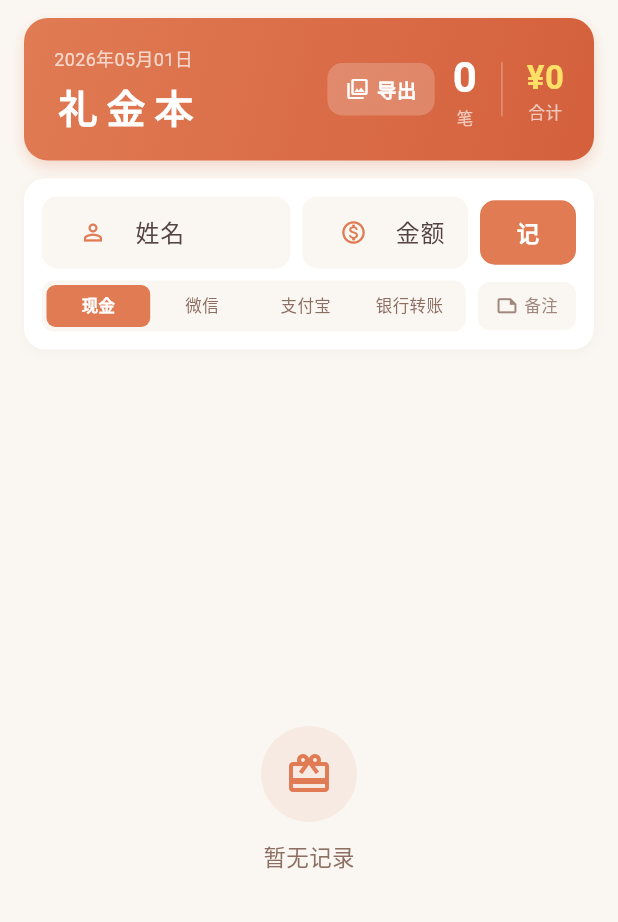
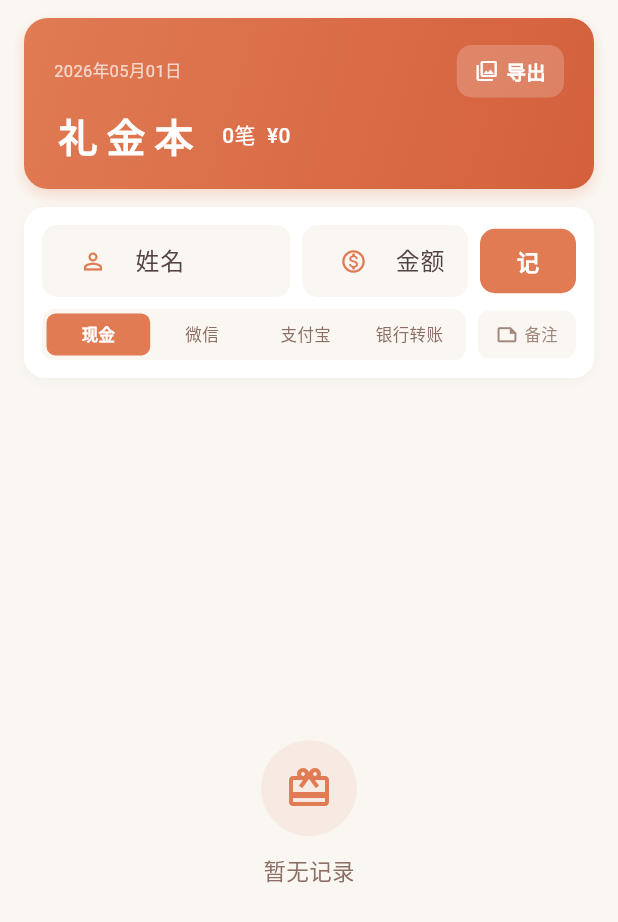
Before and after one commit to huise513/gift_record, a Flutter app: the screen it shows after launch, on a phone screen of 412 x 824 dp. Shown: the top 922 px of the screen. Run offline on Flutter 3.47's test engine with Material 3 defaults, Android fonts, the phone set to English and light mode, and no system bars; our stand-ins replace screenshot, share_plus, sqflite; accounts and stored records are empty; Roboto replaces fonts that are missing (Microsoft YaHei).

Commit message:
v1.8.0: 优化导出按钮位置避免换行，Header布局精简为日期+导出按钮和标题+统计两行

```diff
--- a/lib/screens/home_screen.dart
+++ b/lib/screens/home_screen.dart
@@ -101,17 +101,34 @@ class _HomeScreenState extends State<HomeScreen> {
           ),
         ],
       ),
-      child: Row(
-        children: [
-          Expanded(
       child: Column(
         crossAxisAlignment: CrossAxisAlignment.start,
         children: [
+          // 第一行：日期 + 导出按钮（不换行）
+          Row(
+            children: [
               Text(
                 DateFormat('yyyy年MM月dd日').format(DateTime.now()),
-                  style: TextStyle(fontSize: 12, color: Colors.white.withOpacity(0.7)),
+                style: TextStyle(fontSize: 11, color: Colors.white.withOpacity(0.7)),
               ),
-                const SizedBox(height: 4),
+              const Spacer(),
+              _ExportButton(onPressed: () {
+                Navigator.push(
+                  context,
+                  MaterialPageRoute(
+                    builder: (_) => ExportGiftBookScreen(
+                      gifts: _gifts,
+                      totalAmount: _totalAmount,
+                    ),
+                  ),
+                );
+              }),
+            ],
+          ),
+          const SizedBox(height: 6),
+          // 第二行：标题 + 统计
+          Row(
+            children: [
               const Text(
                 '礼金本',
                 style: TextStyle(
@@ -121,51 +138,10 @@ class _HomeScreenState extends State<HomeScreen> {
                   letterSpacing: 6,
                 ),
               ),
-              ],
-            ),
-          ),
-          // 导出按钮放在顶部
-          _ExportButton(
-            onPressed: () {
-              Navigator.push(
-                context,
-                MaterialPageRoute(
-                  builder: (_) => ExportGiftBookScreen(
-                    gifts: _gifts,
-                    totalAmount: _totalAmount,
-                  ),
-                ),
-              );
-            },
-          ),
-          const SizedBox(width: 12),
-          Column(
-            children: [
+              const SizedBox(width: 16),
               Text(
-                '${_gifts.length}',
-                style: const TextStyle(fontSize: 28, fontWeight: FontWeight.bold, color: Colors.white),
-              ),
-              Text(
-                '笔',
-                style: TextStyle(fontSize: 11, color: Colors.white.withOpacity(0.65)),
-              ),
-            ],
-          ),
-          Container(
-            width: 1,
-            height: 36,
-            margin: const EdgeInsets.symmetric(horizontal: 16),
-            color: Colors.white.withOpacity(0.3),
-          ),
-          Column(
-            children: [
-              Text(
-                currencyFmt.format(_totalAmount),
-                style: const TextStyle(fontSize: 22, fontWeight: FontWeight.bold, color: Color(0xFFFFE066)),
-              ),
-              Text(
-                '合计',
-                style: TextStyle(fontSize: 11, color: Colors.white.withOpacity(0.65)),
+                '${_gifts.length}笔  ${currencyFmt.format(_totalAmount)}',
+                style: const TextStyle(fontSize: 14, fontWeight: FontWeight.w500, color: Colors.white),
               ),
             ],
           ),
```
Lines whose indentation alone changed are shown as unchanged.
